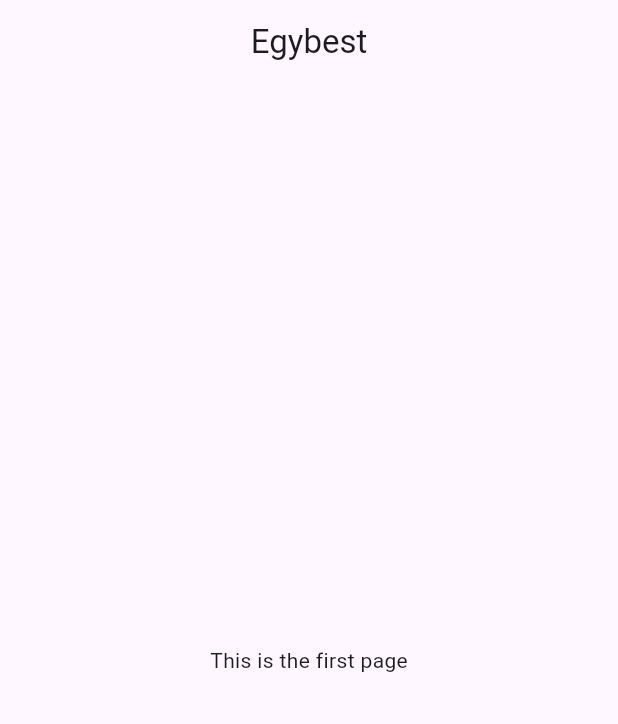
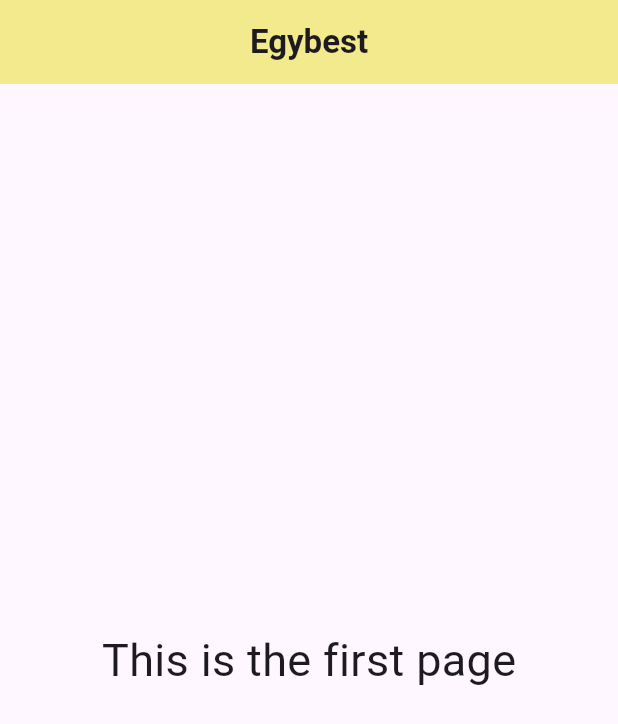
Before and after one commit to AbdoFattou7/Streaming_app, a Flutter app: the screen it shows after launch, on a phone screen of 412 x 824 dp. Shown: the top 724 px of the screen. Run offline on Flutter 3.47's test engine with Material 3 defaults, Android fonts, the phone set to English and light mode, and no system bars.

Commit message:
Modified AppBar and text

```diff
--- a/lib/main.dart
+++ b/lib/main.dart
@@ -12,8 +12,15 @@ class MyApp extends StatelessWidget {
     return MaterialApp(
       debugShowCheckedModeBanner: false,
       home: Scaffold(
-        appBar: AppBar(centerTitle: true, title: Text("Egybest")),
-        body: Center(child: Text("This is the first page")),
+        appBar: AppBar(
+          centerTitle: true,
+          title: Text("Egybest", style: TextStyle(fontWeight: FontWeight.bold)),
+          elevation: 1,
+          backgroundColor: const Color.fromARGB(255, 249, 242, 140),
+        ),
+        body: Center(
+          child: Text("This is the first page", style: TextStyle(fontSize: 30)),
+        ),
       ),
     );
   }
```
